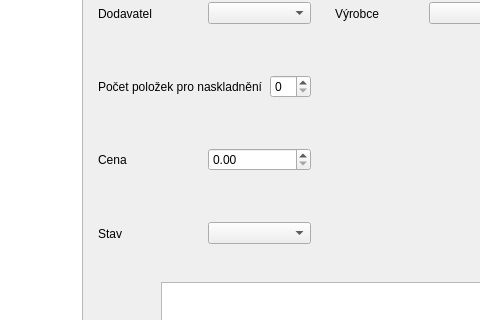
Old version of the form PPPart/prijem_novy_1.ui in the repository Vcpavel31/PPPart; both pictures show x 371 to 851 and y 103 to 423 of the 1408 by 707 pixel window.
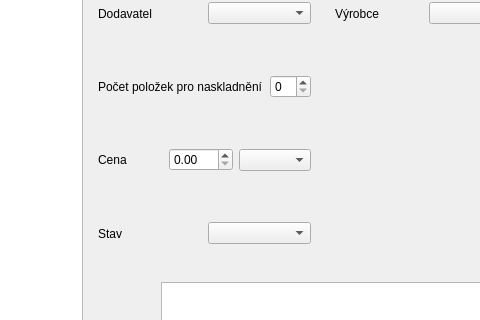
New version of the form.

What changed in the file:
```diff
--- a/PPPart/prijem_novy_1.ui
+++ b/PPPart/prijem_novy_1.ui
@@ -204,7 +204,7 @@
        <item>
         <widget class="QLineEdit" name="Kategorie_2">
          <property name="enabled">
-          <bool>false</bool>
+          <bool>true</bool>
          </property>
         </widget>
        </item>
@@ -592,6 +592,9 @@
        <item>
         <widget class="QDoubleSpinBox" name="Cena_2"/>
        </item>
+       <item>
+        <widget class="QComboBox" name="comboBox"/>
+       </item>
       </layout>
      </widget>
     </item>
```
